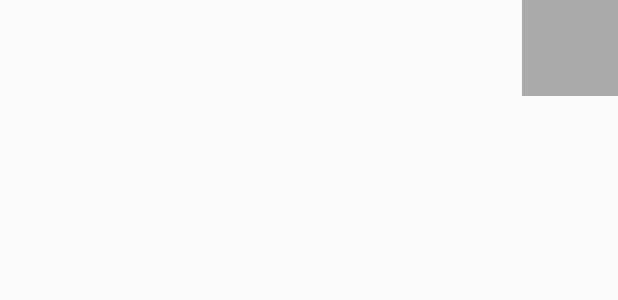
After one commit to paulinaberger/Notifications, an Android app: the layout layout_custom_notification.xml on its own in the app's theme, with its tools: preview values and no code run, on a phone screen of 412 x 824 dp. The commit adds this screen. Shown: the top 300 px of the screen. Run offline under Robolectric (Android 15) with nearby library versions, the phone set to English and light mode, and no system bars.

Commit message:
adding messenger image

```diff
--- a/app/src/main/java/org/mdsd2016/android/intents_filters_notifications/MainActivity.java
+++ b/app/src/main/java/org/mdsd2016/android/intents_filters_notifications/MainActivity.java
@@ -33,7 +33,7 @@ public class MainActivity extends AppCompatActivity  implements View.OnClickList
         switch (whichView.getId()){
             case R.id.buttonToCustomNotify:
                 triggerRegularNotitication();
-                Log.i(MainActivity.TAG, "CUstom notificaiton button clicked");
+                Log.i(MainActivity.TAG, "Custom notificaiton button clicked");
                 break;
             case R.id.buttonToNotify:
                 Log.i(MainActivity.TAG, "Notification button clicked");
--- /dev/null
+++ b/app/src/main/res/layout/layout_custom_notification.xml
@@ -0,0 +1,36 @@
+<?xml version="1.0" encoding="utf-8"?>
+<LinearLayout xmlns:android="http://schemas.android.com/apk/res/android"
+    android:orientation="horizontal"
+    android:layout_width="match_parent"
+    android:layout_height="wrap_content"
+    android:paddingLeft="15dp">
+    <!-- In this example, 'TextView' values and 'ImageView' src have been set up in code-->
+    <TextView
+        android:layout_width="0dp"
+        android:layout_height="wrap_content"
+        android:layout_weight="1"
+        android:id="@+id/txtViewTitle"
+        style = "@android:style/TextAppearance.Medium" />
+    <TextView
+        android:layout_width="0dp"
+        android:layout_height="wrap_content"
+        android:layout_weight="1"
+        android:id="@+id/txtViewBody"
+        android:layout_gravity="center_vertical"
+        style = "@android:style/TextAppearance.Medium"/>
+    <TextView
+        android:layout_width="0dp"
+        android:layout_height="wrap_content"
+        android:layout_weight="1"
+        android:id="@+id/txtViewFootnote"
+        android:layout_gravity="bottom"
+        style = "@android:style/TextAppearance.Medium" />
+    <!-- The maximum height allowed for a Notification is 64dp -->
+    <ImageView
+        android:layout_width="64dp"
+        android:layout_height="64dp"
+        android:id="@+id/imageViewNotification"
+        android:scaleType="fitXY"
+        android:background="@android:color/darker_gray"/>
+
+</LinearLayout>
```
